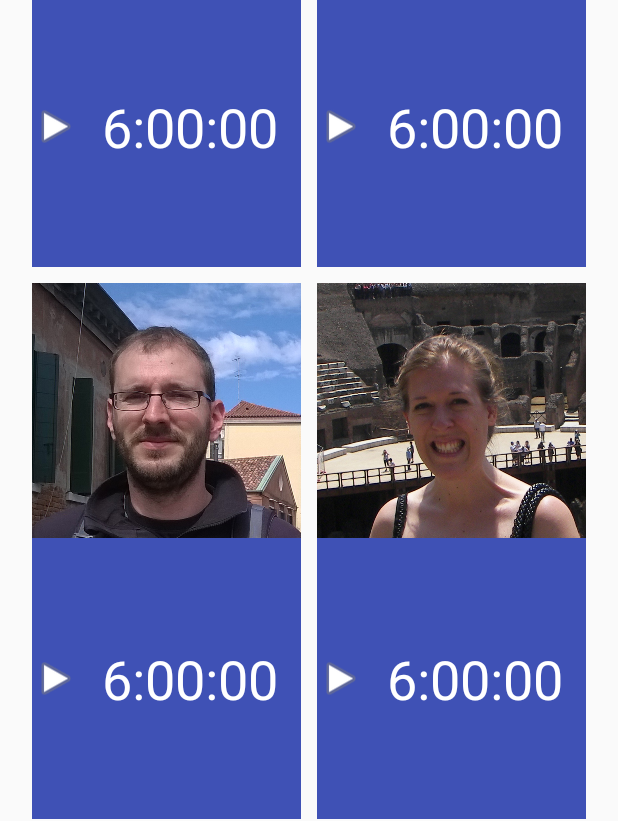
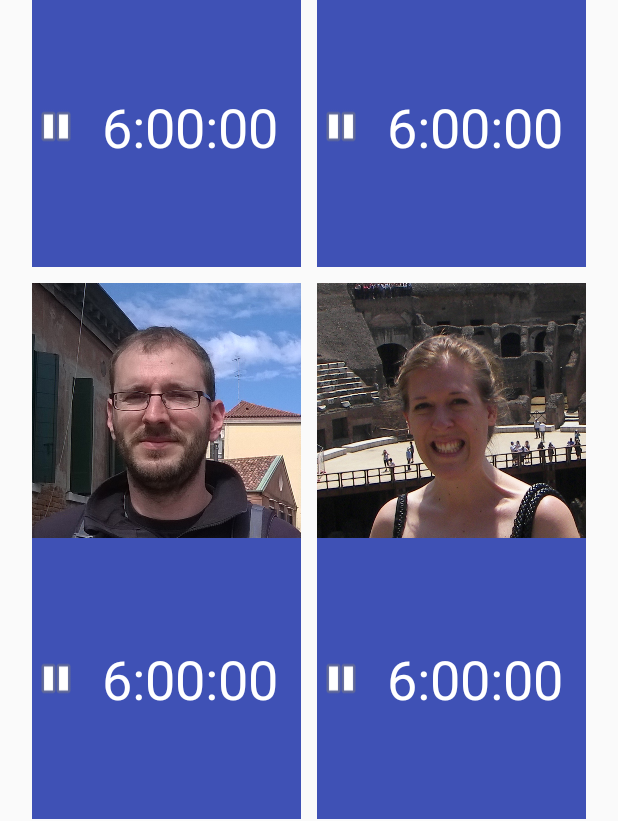
Before and after one commit to KrisKN/6happ, an Android app: the screen it shows after launch (MainActivity), on a phone screen of 412 x 824 dp. Shown: the part 385-1206 px from the top of the screen. Run offline under Robolectric (Android 15) with nearby library versions, the phone set to English and light mode, and no system bars.

Commit message:
Whole view clickable now (including image, icon and text). Icon update at startup after loading state.

```diff
--- a/app/src/main/java/com/mauriundjens/sechsstundenapp/MainActivity.java
+++ b/app/src/main/java/com/mauriundjens/sechsstundenapp/MainActivity.java
@@ -12,9 +12,6 @@ import android.view.View;
 import android.widget.ImageView;
 import android.widget.TextView;
 
-import java.util.HashMap;
-import java.util.Map;
-
 import java.io.File;
 import java.io.FileInputStream;
 import java.io.FileNotFoundException;
@@ -28,7 +25,9 @@ public class MainActivity extends AppCompatActivity {
     private java.util.Timer timer;
     private Clockwork[] clockworks = new Clockwork[]{new Clockwork(), new Clockwork(), new Clockwork(), new Clockwork()};
 
-    private Map<Integer,Integer> clockworkToIcon = new HashMap<Integer, Integer>();
+    private View[] views = new View[4];
+    private TextView[] textViews = new TextView[4];
+    private ImageView[] imageViews = new ImageView[4];
 
     @Override
     protected void onCreate(Bundle state) {
@@ -36,6 +35,31 @@ public class MainActivity extends AppCompatActivity {
         setContentView(R.layout.activity_main);
         Toolbar toolbar = (Toolbar) findViewById(R.id.toolbar);
         setSupportActionBar(toolbar);
+
+        // find GUI elements
+        views[0] = (View)findViewById(R.id.grid_ornella);
+        views[1] = (View)findViewById(R.id.grid_maurizio);
+        views[2] = (View)findViewById(R.id.grid_jens);
+        views[3] = (View)findViewById(R.id.grid_julia);
+        textViews[0] = (TextView)findViewById(R.id.textView_ornella);
+        textViews[1] = (TextView)findViewById(R.id.textView_maurizio);
+        textViews[2] = (TextView)findViewById(R.id.textView_jens);
+        textViews[3] = (TextView)findViewById(R.id.textView_julia);
+        imageViews[0] = (ImageView)findViewById(R.id.icon_ornella);
+        imageViews[1] = (ImageView)findViewById(R.id.icon_maurizio);
+        imageViews[2] = (ImageView)findViewById(R.id.icon_jens);
+        imageViews[3] = (ImageView)findViewById(R.id.icon_julia);
+
+        // initialize clocks
+        resetTimersToSixHours();
+        restoreState();
+        updateIcons();
+
+        /*
+        for(Clockwork clockwork : clockworks) {
+            clockwork.start(-1);
+        }
+        */
 
         // call handleTimer each second
         timer = new java.util.Timer();
@@ -46,32 +70,11 @@ public class MainActivity extends AppCompatActivity {
             }
         }, 0, 1000);
 
-        resetTimersToSixHours();
-        restoreState();
-
-        /*
-        for(Clockwork clockwork : clockworks) {
-            clockwork.start(-1);
+        // register action handlers for play/pause actions
+        for (int i = 0; i < 4; ++i)
+        {
+            views[i].setOnClickListener(createOnClickListener(i));
         }
-        */
-
-        clockworkToIcon.put(0, R.id.icon_ornella);
-        clockworkToIcon.put(1, R.id.icon_maurizio);
-        clockworkToIcon.put(2, R.id.icon_jens);
-        clockworkToIcon.put(3, R.id.icon_julia);
-
-        // register action handlers for play/pause actions
-        ImageView view = (ImageView)findViewById(R.id.image_ornella);
-        view.setOnClickListener(createOnClickListener(0));
-
-        view = (ImageView)findViewById(R.id.image_maurizio);
-        view.setOnClickListener(createOnClickListener(1));
-
-        view = (ImageView)findViewById(R.id.image_jens);
-        view.setOnClickListener(createOnClickListener(2));
-
-        view = (ImageView)findViewById(R.id.image_julia);
-        view.setOnClickListener(createOnClickListener(3));
     }
 
     @Override
@@ -98,7 +101,7 @@ public class MainActivity extends AppCompatActivity {
         if (id == R.id.action_reset_timers) {
 
             resetTimersToSixHours();
-            runOnUiThread(iconUpdateRunnable);
+            updateIcons();
             return true;
         }
         else if (id == R.id.action_accelerate_countdown) {
@@ -106,7 +109,7 @@ public class MainActivity extends AppCompatActivity {
             for(Clockwork clockwork : clockworks) {
                 clockwork.setSpeed(-3);
             }
-            runOnUiThread(iconUpdateRunnable);
+            updateIcons();
             return true;
         }
         else if (id == R.id.action_count_up) {
@@ -114,14 +117,14 @@ public class MainActivity extends AppCompatActivity {
             for(Clockwork clockwork : clockworks) {
                 clockwork.setSpeed(1);
             }
-            runOnUiThread(iconUpdateRunnable);
+            updateIcons();
         }
         else if (id == R.id.action_to_normal_speed) {
 
             for(Clockwork clockwork : clockworks) {
                 clockwork.setSpeed(-1);
             }
-            runOnUiThread(iconUpdateRunnable);
+            updateIcons();
         }
 
         return super.onOptionsItemSelected(item);
@@ -137,16 +140,15 @@ public class MainActivity extends AppCompatActivity {
         @Override
         public void run() {
             // is executed in context of GUI thread
-            TextView view1 = (TextView)findViewById(R.id.textView1);
-            view1.setText(clockworks[0].toString());
-            TextView view2 = (TextView)findViewById(R.id.textView2);
-            view2.setText(clockworks[1].toString());
-            TextView view3 = (TextView)findViewById(R.id.textView3);
-            view3.setText(clockworks[2].toString());
-            TextView view4 = (TextView)findViewById(R.id.textView4);
-            view4.setText(clockworks[3].toString());
+            updateTextViews();
         }
     };
+
+    private void updateTextViews() {
+        for (int i = 0; i < 4; ++i) {
+            textViews[i].setText(clockworks[i].toString());
+        }
+    }
 
     private void resetTimersToSixHours() {
 
@@ -156,44 +158,41 @@ public class MainActivity extends AppCompatActivity {
         }
     }
 
-    private View.OnClickListener createOnClickListener(final int clockworkIndex) {
+    private View.OnClickListener createOnClickListener(final int index) {
 
-        final ImageView icon = (ImageView)findViewById(clockworkToIcon.get(clockworkIndex));
+        final ImageView icon = imageViews[index];
 
         return new View.OnClickListener() {
             //@Override
             public void onClick(View v) {
-                if (clockworks[clockworkIndex].getSpeed() == 0) {
-                    clockworks[clockworkIndex].setSpeed(-1);
-                    icon.setImageResource(android.R.drawable.ic_media_pause);
+                if (clockworks[index].getSpeed() == 0) {
+                    clockworks[index].setSpeed(-1);
                 }
                 else {
-                    clockworks[clockworkIndex].setSpeed(0);
-                    icon.setImageResource(android.R.drawable.ic_media_play);
+                    clockworks[index].setSpeed(0);
                 }
+                updateIcon(index);
             }
         };
     }
 
-
-    private Runnable iconUpdateRunnable = new Runnable() {
-        @Override
-        public void run() {
-            int i = 0;
-            for (Clockwork clockwork : clockworks) {
-
-                final ImageView icon = (ImageView)findViewById(clockworkToIcon.get(i));
-                if (clockwork.getSpeed() == 0) {
-                    icon.setImageResource(android.R.drawable.ic_media_play);
-                }
-                else {
-                    icon.setImageResource(android.R.drawable.ic_media_pause);
-                }
-                i++;
-            }
+    private void updateIcons() {
+        for (int i = 0; i < 4; ++i) {
+            updateIcon(i);
         }
     };
 
+    private void updateIcon(final int index)
+    {
+        final Clockwork clockwork = clockworks[index];
+        final ImageView icon = imageViews[index];
+        if (clockwork.getSpeed() == 0) {
+            icon.setImageResource(android.R.drawable.ic_media_pause);
+        }
+        else {
+            icon.setImageResource(android.R.drawable.ic_media_play);
+        }
+    }
 
     private void saveState() {
         File file = new File(getFilesDir(), "preferences.srl");
--- a/app/src/main/res/layout/content_main.xml
+++ b/app/src/main/res/layout/content_main.xml
@@ -23,6 +23,7 @@
         android:layout_height="match_parent">
 
         <GridLayout
+            android:id="@+id/grid_ornella"
             android:background="?attr/colorPrimary"
             android:layout_gravity="fill"
             android:layout_rowWeight="1"
@@ -32,15 +33,14 @@
             android:layout_margin="5dp">
 
             <ImageView
+                android:id="@+id/image_ornella"
                 app:srcCompat="@drawable/ornella"
                 android:layout_columnSpan="2"
                 android:layout_gravity="top|center_horizontal"
                 android:adjustViewBounds="true"
                 android:layout_width="match_parent"
                 android:layout_height="170dp"
-                android:scaleType="centerCrop"
-                android:clickable="true"
-                android:id="@+id/image_ornella"/>
+                android:scaleType="centerCrop" />
 
             <ImageView
                 android:id="@+id/icon_ornella"
@@ -49,7 +49,7 @@
 
             <TextView
                 android:text="5:59:59"
-                android:id="@+id/textView1"
+                android:id="@+id/textView_ornella"
                 android:layout_gravity="center_vertical|fill_horizontal"
                 android:textColor="@android:color/white"
                 android:textAlignment="center"
@@ -59,6 +59,7 @@
         </GridLayout>
 
         <GridLayout
+            android:id="@+id/grid_maurizio"
             android:background="?attr/colorPrimary"
             android:layout_gravity="fill"
             android:layout_rowWeight="1"
@@ -84,7 +85,7 @@
 
             <TextView
                 android:text="5:59:59"
-                android:id="@+id/textView2"
+                android:id="@+id/textView_maurizio"
                 android:layout_gravity="center_vertical|fill_horizontal"
                 android:textColor="@android:color/white"
                 android:textAlignment="center"
@@ -93,6 +94,7 @@
         </GridLayout>
 
         <GridLayout
+            android:id="@+id/grid_jens"
             android:background="?attr/colorPrimary"
             android:layout_gravity="fill"
             android:layout_rowWeight="1"
@@ -118,7 +120,7 @@
 
             <TextView
                 android:text="5:59:59"
-                android:id="@+id/textView3"
+                android:id="@+id/textView_jens"
                 android:layout_gravity="center_vertical|fill_horizontal"
                 android:textColor="@android:color/white"
                 android:textAlignment="center"
@@ -127,6 +129,7 @@
         </GridLayout>
 
         <GridLayout
+            android:id="@+id/grid_julia"
             android:background="?attr/colorPrimary"
             android:layout_gravity="fill"
             android:layout_rowWeight="1"
@@ -152,7 +155,7 @@
 
             <TextView
                 android:text="5:59:59"
-                android:id="@+id/textView4"
+                android:id="@+id/textView_julia"
                 android:layout_gravity="center_vertical|fill_horizontal"
                 android:textColor="@android:color/white"
                 android:textAlignment="center"
```
